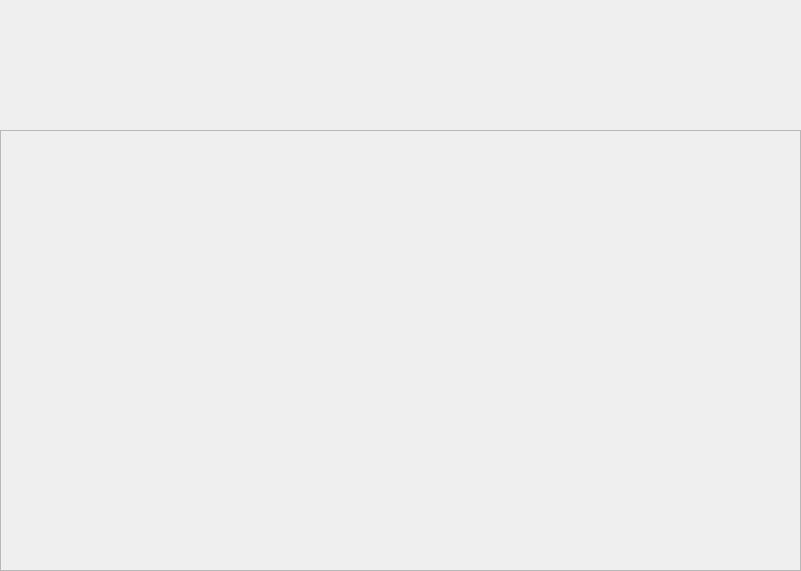
First picture: the form in question_display_widget.ui, repository YFL/appointy_appointment_and_request_creator, before the edit.
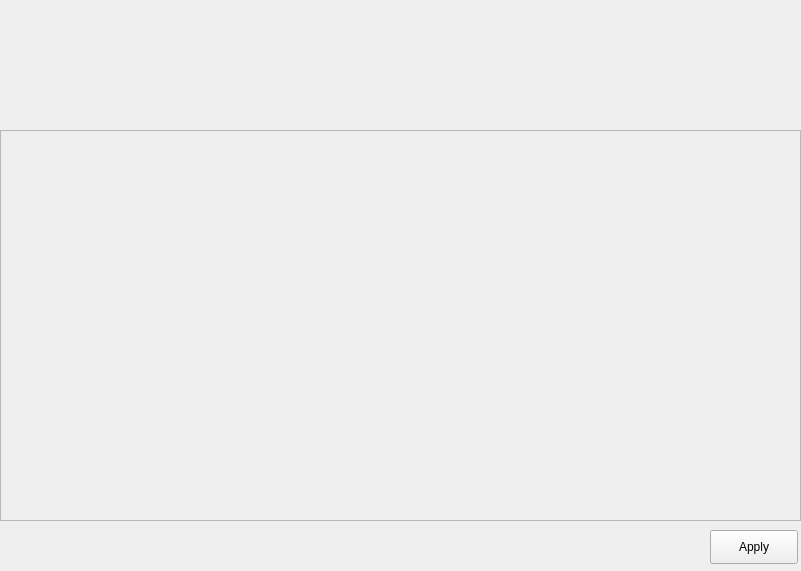
Second picture: the form after the edit.

```diff
--- a/question_display_widget.ui
+++ b/question_display_widget.ui
@@ -35,7 +35,7 @@
      <x>0</x>
      <y>130</y>
      <width>801</width>
-     <height>441</height>
+     <height>391</height>
     </rect>
    </property>
    <property name="widgetResizable">
@@ -47,12 +47,25 @@
       <x>0</x>
       <y>0</y>
       <width>797</width>
-      <height>437</height>
+      <height>387</height>
      </rect>
     </property>
     <layout class="QVBoxLayout" name="verticalLayout"/>
    </widget>
   </widget>
+  <widget class="QPushButton" name="apply_btn">
+   <property name="geometry">
+    <rect>
+     <x>710</x>
+     <y>530</y>
+     <width>88</width>
+     <height>34</height>
+    </rect>
+   </property>
+   <property name="text">
+    <string>Apply</string>
+   </property>
+  </widget>
  </widget>
  <resources/>
  <connections/>
```
